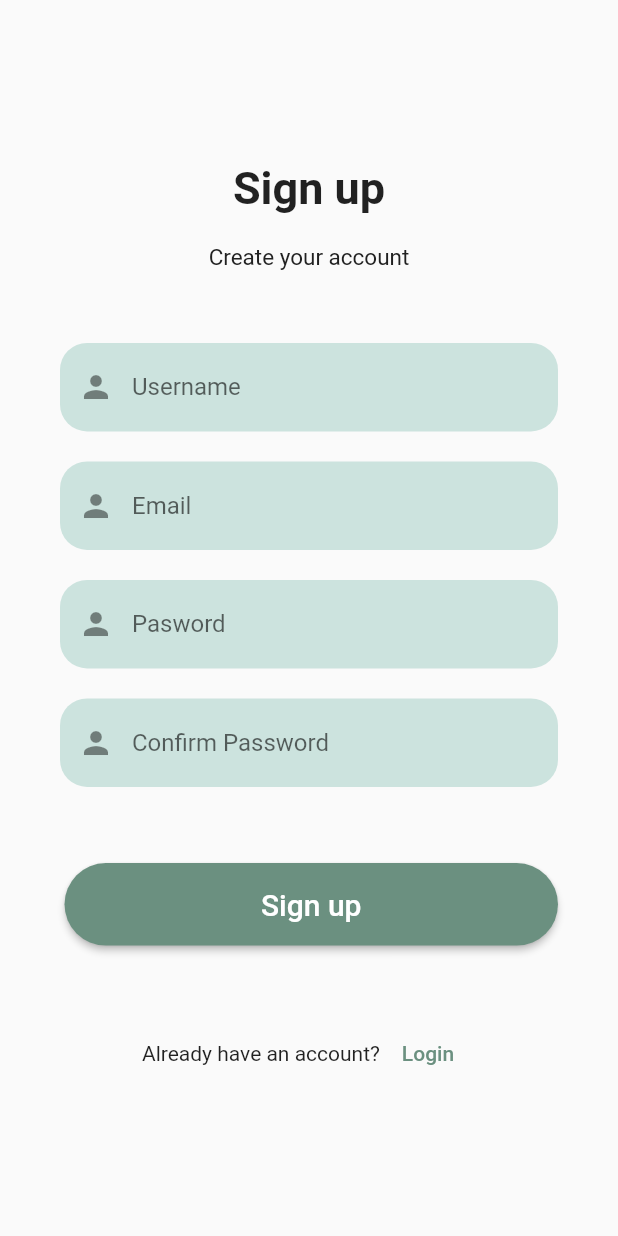
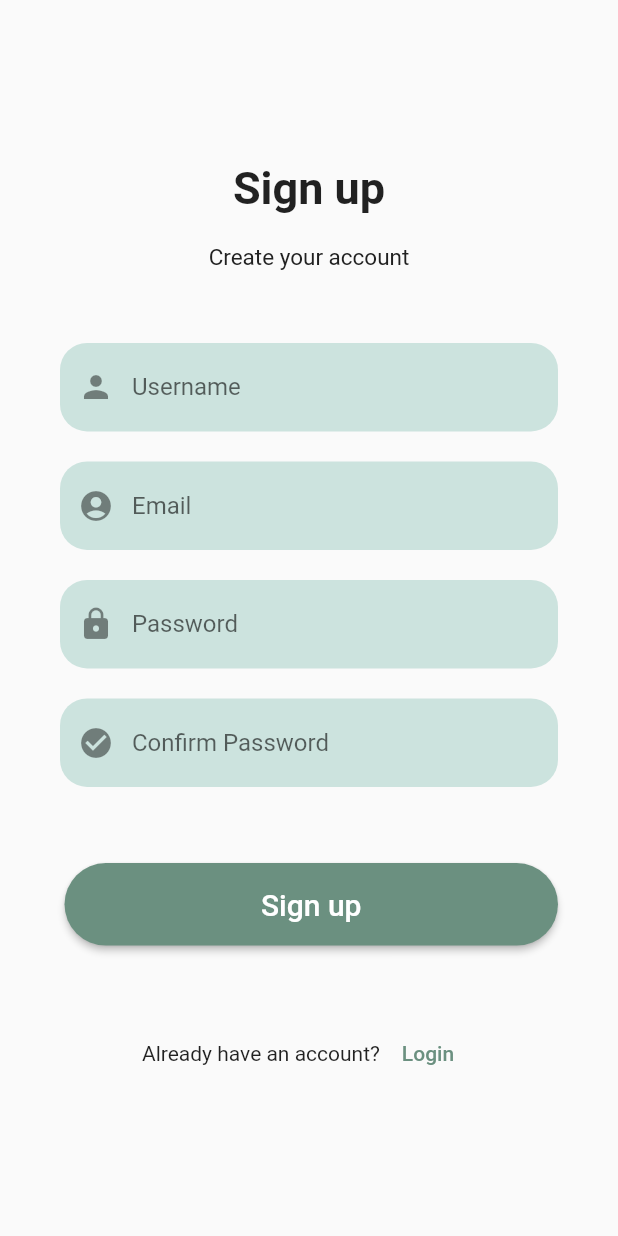
Before and after one commit to mclovin108/mUNIted, a Flutter app: the screen it shows after launch, on a phone screen of 412 x 824 dp. Run offline on Flutter 3.47's test engine with Material 2 defaults, Android fonts, the phone set to English and light mode, and no system bars.

Commit message:
fix: route screens

```diff
--- a/frontend/lib/Screens/Signup/signup_screen.dart
+++ b/frontend/lib/Screens/Signup/signup_screen.dart
@@ -129,7 +129,7 @@ class _SignupPageState extends State<SignupPage> {
                               borderSide: BorderSide.none),
                           fillColor: kPrimaryColor,
                           filled: true,
-                          prefixIcon: const Icon(Icons.person)),
+                          prefixIcon: const Icon(Icons.account_circle)),
                       validator: (text) {
                         if (text == null || text.isEmpty) {
                           return 'Error: please enter E-Mail';
@@ -146,13 +146,13 @@ class _SignupPageState extends State<SignupPage> {
                       maxLines: 1,
                       obscureText: true,
                       decoration: InputDecoration(
-                          hintText: "Pasword",
+                          hintText: "Password",
                           border: OutlineInputBorder(
                               borderRadius: BorderRadius.circular(18),
                               borderSide: BorderSide.none),
                           fillColor: kPrimaryColor,
                           filled: true,
-                          prefixIcon: const Icon(Icons.person)),
+                          prefixIcon: const Icon(Icons.lock)),
                       validator: (text) {
                         if (text == null || text.isEmpty) {
                           return 'Error: please enter password';
@@ -175,7 +175,7 @@ class _SignupPageState extends State<SignupPage> {
                               borderSide: BorderSide.none),
                           fillColor: kPrimaryColor,
                           filled: true,
-                          prefixIcon: const Icon(Icons.person)),
+                          prefixIcon: const Icon(Icons.check_circle)),
                       validator: (text) {
                         if (text == null || text.isEmpty) {
                           return 'Error: please confirm password';
--- a/frontend/lib/main.dart
+++ b/frontend/lib/main.dart
@@ -2,6 +2,8 @@ import 'package:flutter/material.dart';
 
 import 'package:http/http.dart' as http;
 import 'package:munited/Backend/backend.dart';
+import 'package:munited/Screens/Dashboard/dashboard.dart';
+import 'package:munited/Screens/Login/login_screen.dart';
 import 'Screens/Signup/signup_screen.dart';
 
 
@@ -17,7 +19,12 @@ class MyApp extends StatelessWidget {
   Widget build(BuildContext context) {
     return MaterialApp(
       title: 'mUNIted App',
-      home: SignupPage(Backend(), http.Client()),
+      initialRoute: '/signup', // Set the initial route
+      routes: {
+        '/signup': (context) => SignupPage(Backend(), http.Client()),
+        '/dash': (context) => Dashboard(),
+        '/login': (context) => LoginPage(Backend(), http.Client()),
+      },
     );
   }
 }
```
Also changed, not shown: frontend/lib/Screens/Login/login_screen.dart (+12 -2 lines).
